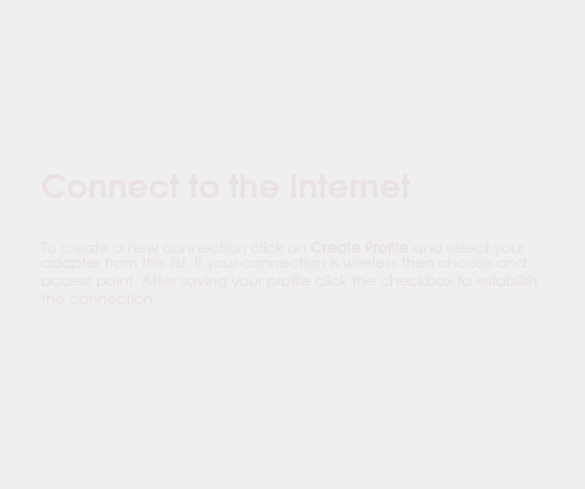
Qt form kde/kaptan/src/gui/networkWidget.ui (pars-linux/uludag) before a commit.
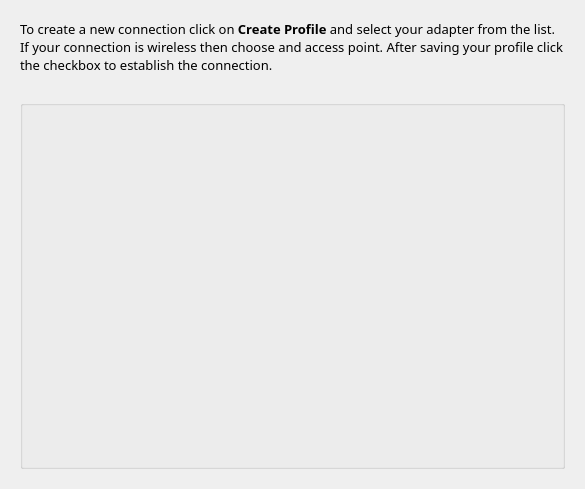
The same form after that commit.

Patch:
```diff
--- a/kde/kaptan/src/gui/networkWidget.ui
+++ b/kde/kaptan/src/gui/networkWidget.ui
@@ -17,59 +17,17 @@
    <string/>
   </property>
   <layout class="QGridLayout" name="gridLayout_2">
-   <item row="2" column="1">
-    <layout class="QGridLayout" name="layout"/>
-   </item>
-   <item row="1" column="1">
-    <layout class="QVBoxLayout" name="verticalLayout">
-     <item>
-      <widget class="QLabel" name="label">
+   <property name="margin">
+    <number>20</number>
+   </property>
+   <item row="0" column="0">
+    <widget class="QLabel" name="description">
        <property name="sizePolicy">
-        <sizepolicy hsizetype="Fixed" vsizetype="Fixed">
+      <sizepolicy hsizetype="Preferred" vsizetype="Preferred">
          <horstretch>0</horstretch>
          <verstretch>0</verstretch>
         </sizepolicy>
        </property>
-       <property name="minimumSize">
-        <size>
-         <width>0</width>
-         <height>50</height>
-        </size>
-       </property>
-       <property name="font">
-        <font>
-         <family>URW Gothic L</family>
-         <pointsize>25</pointsize>
-         <weight>75</weight>
-         <bold>true</bold>
-        </font>
-       </property>
-       <property name="styleSheet">
-        <string>color: rgb(234, 225, 228);</string>
-       </property>
-       <property name="text">
-        <string>Connect to the Internet</string>
-       </property>
-      </widget>
-     </item>
-     <item>
-      <spacer name="verticalSpacer_5">
-       <property name="orientation">
-        <enum>Qt::Vertical</enum>
-       </property>
-       <property name="sizeType">
-        <enum>QSizePolicy::Expanding</enum>
-       </property>
-       <property name="sizeHint" stdset="0">
-        <size>
-         <width>20</width>
-         <height>20</height>
-        </size>
-       </property>
-      </spacer>
-     </item>
-     <item>
-      <widget class="QLabel" name="labelMouseDesc">
        <property name="minimumSize">
         <size>
          <width>300</width>
@@ -78,12 +36,12 @@
        </property>
        <property name="font">
         <font>
-         <family>URW Gothic L</family>
-         <pointsize>11</pointsize>
+       <family>Sans Serif</family>
+       <pointsize>10</pointsize>
         </font>
        </property>
        <property name="styleSheet">
-        <string notr="true">color: rgb(234, 225, 228);</string>
+      <string notr="true"/>
        </property>
        <property name="text">
         <string>To create a new connection click on &lt;b&gt;Create Profile&lt;/b&gt; and select your adapter from the list. If your connection is wireless then choose and access point. After saving your profile click the checkbox to establish the connection.</string>
@@ -93,7 +51,7 @@
        </property>
       </widget>
      </item>
-     <item>
+   <item row="1" column="0">
       <spacer name="verticalSpacer_6">
        <property name="orientation">
         <enum>Qt::Vertical</enum>
@@ -109,71 +67,41 @@
        </property>
       </spacer>
      </item>
-    </layout>
-   </item>
-   <item row="1" column="0">
-    <spacer name="horizontalSpacer">
-     <property name="orientation">
-      <enum>Qt::Horizontal</enum>
-     </property>
-     <property name="sizeType">
-      <enum>QSizePolicy::Fixed</enum>
-     </property>
-     <property name="sizeHint" stdset="0">
-      <size>
-       <width>30</width>
-       <height>20</height>
-      </size>
-     </property>
-    </spacer>
-   </item>
-   <item row="0" column="1">
-    <spacer name="verticalSpacer_3">
-     <property name="orientation">
-      <enum>Qt::Vertical</enum>
-     </property>
-     <property name="sizeType">
-      <enum>QSizePolicy::Expanding</enum>
-     </property>
-     <property name="sizeHint" stdset="0">
-      <size>
-       <width>20</width>
-       <height>40</height>
-      </size>
-     </property>
-    </spacer>
-   </item>
-   <item row="3" column="1">
-    <spacer name="verticalSpacer_4">
-     <property name="orientation">
-      <enum>Qt::Vertical</enum>
-     </property>
-     <property name="sizeType">
-      <enum>QSizePolicy::Expanding</enum>
-     </property>
-     <property name="sizeHint" stdset="0">
-      <size>
-       <width>20</width>
-       <height>40</height>
-      </size>
-     </property>
-    </spacer>
-   </item>
-   <item row="1" column="2">
-    <spacer name="horizontalSpacer_2">
-     <property name="orientation">
-      <enum>Qt::Horizontal</enum>
-     </property>
-     <property name="sizeType">
-      <enum>QSizePolicy::Fixed</enum>
-     </property>
-     <property name="sizeHint" stdset="0">
-      <size>
-       <width>20</width>
-       <height>20</height>
-      </size>
-     </property>
-    </spacer>
+   <item row="2" column="0">
+    <widget class="QGroupBox" name="groupBox">
+     <property name="sizePolicy">
+      <sizepolicy hsizetype="Expanding" vsizetype="Expanding">
+       <horstretch>0</horstretch>
+       <verstretch>0</verstretch>
+      </sizepolicy>
+     </property>
+     <property name="styleSheet">
+      <string notr="true">/*QGroupBox{
+background-color: qlineargradient(spread:pad, x1:0, y1:0, x2:1, y2:0, stop:0 rgba(0, 0, 0, 81), stop:0.00537634 rgba(95, 34, 52, 80), stop:1 rgba(255, 213, 230, 80));
+
+border: 1px solid rgb(236, 236, 236, 80);
+
+color: rgb(234, 225, 228);
+}*/
+#groupBox{
+margin:0px;
+}</string>
+     </property>
+     <property name="title">
+      <string/>
+     </property>
+     <property name="flat">
+      <bool>true</bool>
+     </property>
+     <layout class="QVBoxLayout" name="verticalLayout">
+      <property name="margin">
+       <number>0</number>
+      </property>
+      <item>
+       <layout class="QGridLayout" name="layout"/>
+      </item>
+     </layout>
+    </widget>
    </item>
   </layout>
  </widget>
```
Lines whose indentation alone changed are shown as unchanged.
